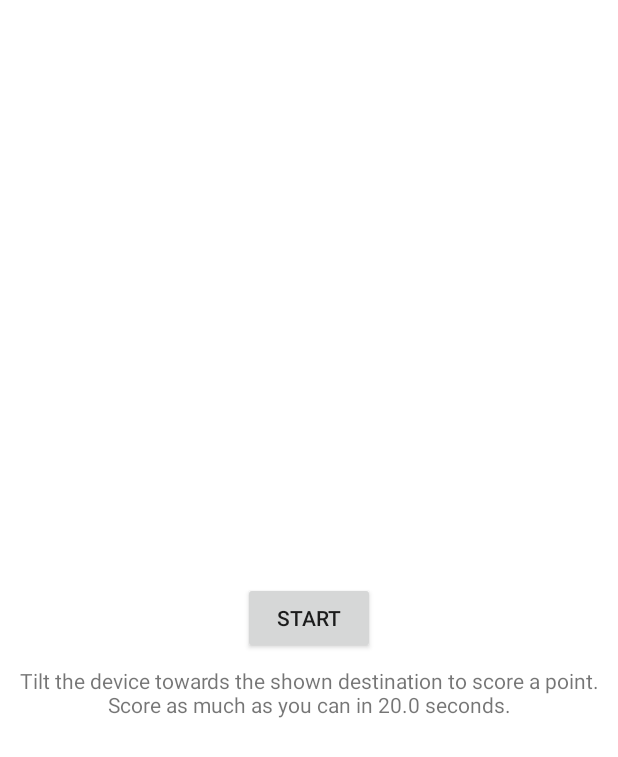
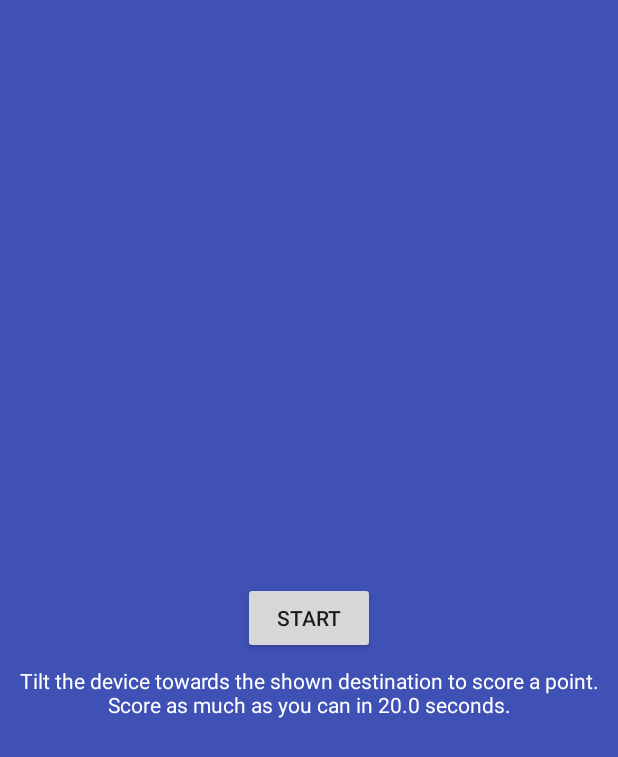
Before and after one commit to lordoscarr/Methor, an Android app: the fragment RichFragment placed in its activity, on a phone screen of 412 x 824 dp. Shown: the top 757 px of the screen. Run offline under Robolectric (Android 15) with nearby library versions, the phone set to English and light mode, and no system bars; Roboto replaces fonts that are not available here; 1 statement that could not run was skipped.

Commit message:
updated Rich colors[B

```diff
--- a/app/src/main/java/methor/se/methor/Minigames/RichFragment.java
+++ b/app/src/main/java/methor/se/methor/Minigames/RichFragment.java
@@ -100,6 +100,7 @@ public class RichFragment extends Fragment implements SensorEventListener {
                             @Override
                             public void run() {
                                 tvResult.setText("You scored " + score + " points!");
+                                tvScore.setText("");
                                 tvTarget.setText("");
                                 minigameActivity.setScore(score);
                             }
--- a/app/src/main/res/layout/fragment_rich.xml
+++ b/app/src/main/res/layout/fragment_rich.xml
@@ -1,10 +1,10 @@
 <?xml version="1.0" encoding="utf-8"?>
-<android.support.constraint.ConstraintLayout
-    xmlns:android="http://schemas.android.com/apk/res/android"
+<android.support.constraint.ConstraintLayout xmlns:android="http://schemas.android.com/apk/res/android"
     xmlns:app="http://schemas.android.com/apk/res-auto"
     xmlns:tools="http://schemas.android.com/tools"
     android:layout_width="match_parent"
-    android:layout_height="match_parent">
+    android:layout_height="match_parent"
+    android:background="@color/background">
 
     <TextView
         android:id="@+id/tvTarget"
@@ -14,6 +14,7 @@
         android:layout_marginEnd="8dp"
         android:layout_marginStart="8dp"
         android:layout_marginTop="8dp"
+        android:textColor="@color/white"
         android:textSize="30sp"
         app:layout_constraintBottom_toBottomOf="parent"
         app:layout_constraintEnd_toEndOf="parent"
@@ -26,6 +27,7 @@
         android:layout_height="wrap_content"
         android:layout_marginStart="16dp"
         android:layout_marginTop="16dp"
+        android:textColor="@color/white"
         android:textSize="24sp"
         app:layout_constraintStart_toStartOf="parent"
         app:layout_constraintTop_toTopOf="parent" />
@@ -51,9 +53,13 @@
         android:layout_marginBottom="32dp"
         android:layout_marginEnd="8dp"
         android:layout_marginStart="8dp"
+        android:layout_marginTop="32dp"
+        android:textColor="@color/white"
+        android:textSize="24sp"
         app:layout_constraintBottom_toBottomOf="parent"
         app:layout_constraintEnd_toEndOf="parent"
-        app:layout_constraintStart_toStartOf="parent" />
+        app:layout_constraintStart_toStartOf="parent"
+        app:layout_constraintTop_toTopOf="parent" />
 
     <TextView
         android:id="@+id/tvInstructions"
@@ -64,6 +70,7 @@
         android:layout_marginTop="8dp"
         android:text="TextView"
         android:textAlignment="center"
+        android:textColor="@color/white"
         android:textSize="14sp"
         app:layout_constraintEnd_toEndOf="parent"
         app:layout_constraintStart_toStartOf="parent"
```
